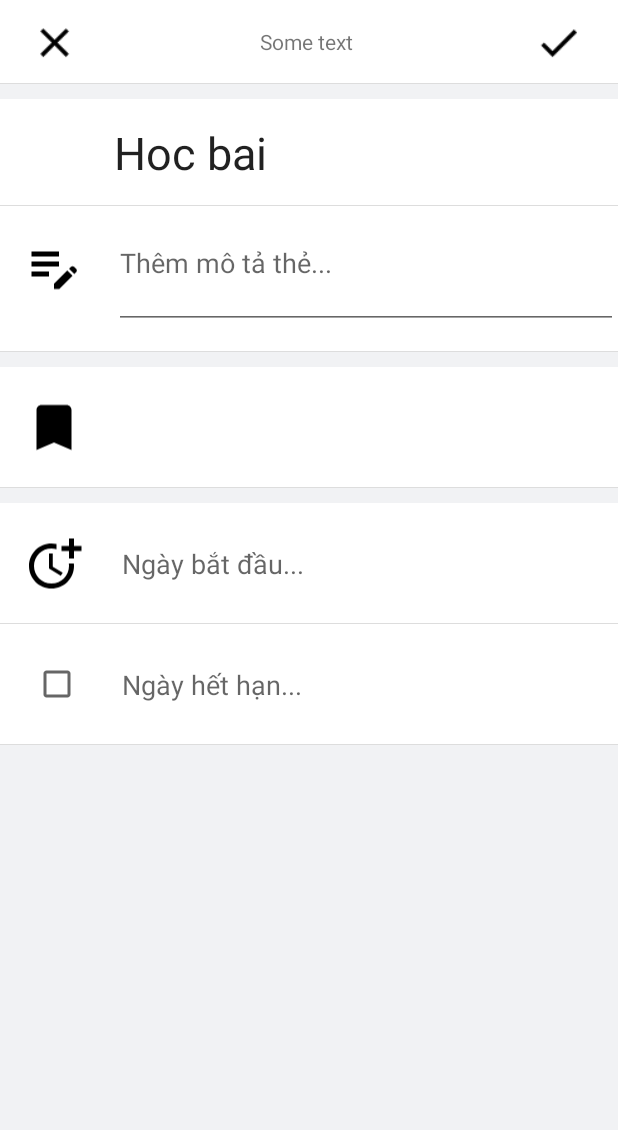
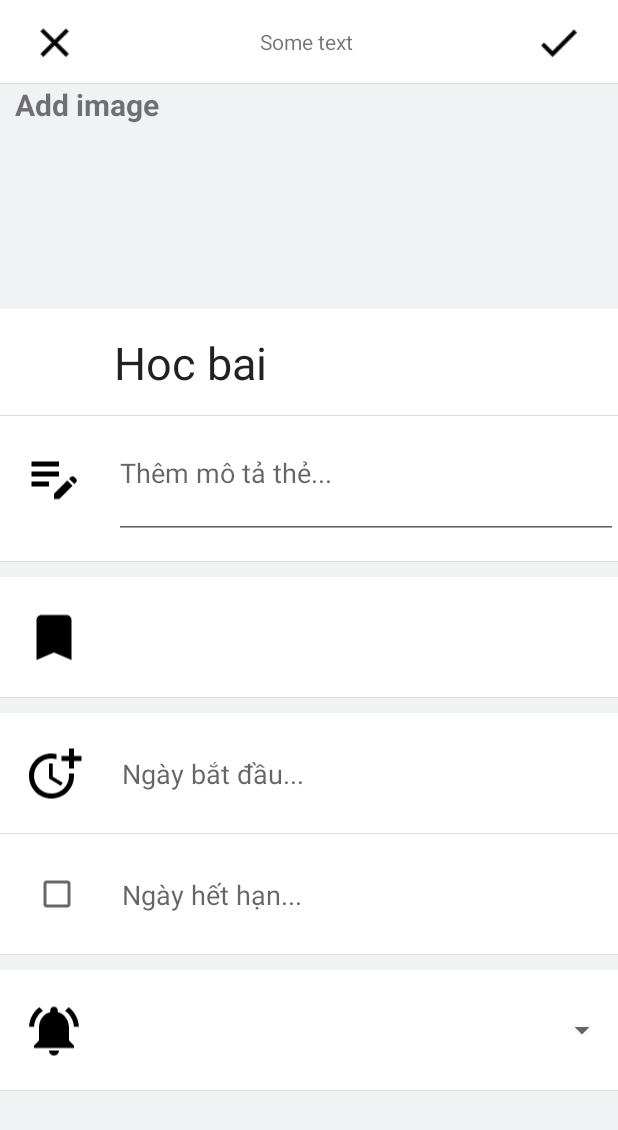
Before and after one commit to leequanno1/Task-manager-mobile-app, an Android app: the layout activity_task_details.xml on its own in the app's theme, with its tools: preview values and no code run, on a phone screen of 412 x 824 dp. Shown: the top 1130 px of the screen. Run offline under Robolectric (Android 15) with nearby library versions, the phone set to English and light mode, and no system bars.

Commit message:
checkout before merge

```diff
--- a/app/src/main/java/com/example/taskmanagerment/BoardActivity.java
+++ b/app/src/main/java/com/example/taskmanagerment/BoardActivity.java
@@ -23,6 +23,7 @@ import java.util.List;
 
 public class BoardActivity extends AppCompatActivity {
 
+    public static final int MODIFY_TASK_REQUEST = 1;
     private ImageView goBackButton, moreOptionsButtonOfBoard, notificationButtonOfBoard;
     private ImageView filterButtonOfBoard, confirmEditTitleName, closeEnterTitleName;
     private EditText projectTitleEdt, filterEdt;
@@ -184,7 +185,7 @@ public class BoardActivity extends AppCompatActivity {
     @Override
     protected void onActivityResult(int requestCode, int resultCode, Intent data) {
         super.onActivityResult(requestCode, resultCode, data);
-        if(requestCode == 1 ){
+        if(requestCode == MODIFY_TASK_REQUEST ){
             if(resultCode == RESULT_CANCELED) {
                 // doing nothing...
             }
@@ -192,6 +193,7 @@ public class BoardActivity extends AppCompatActivity {
                 // find the group has id == ? and task has id = ? and replace it.
                 Task task = (Task) data.getSerializableExtra("task");
                 replaceSameIDTask(task);
+                groupHorizontalRecyclerView.getAdapter().notifyDataSetChanged();
             }
         }
     }
--- a/app/src/main/java/com/example/taskmanagerment/HomeActivity.java
+++ b/app/src/main/java/com/example/taskmanagerment/HomeActivity.java
@@ -173,8 +173,7 @@ public class HomeActivity extends AppCompatActivity {
     @Override
     public void onCreateContextMenu(ContextMenu menu, View v, ContextMenu.ContextMenuInfo menuInfo) {
         super.onCreateContextMenu(menu, v, menuInfo);
-        MenuInflater inflater = getMenuInflater();
-        inflater.inflate(R.menu.context_menu_for_board_item, menu);
+        getMenuInflater().inflate(R.menu.context_menu_for_board_item, menu);
     }
 
     @Override
--- a/app/src/main/java/com/example/taskmanagerment/models/Task.java
+++ b/app/src/main/java/com/example/taskmanagerment/models/Task.java
@@ -12,6 +12,7 @@ public class Task implements Serializable {
     private Date completedAt;
     private String description;
     private String imageURL;
+//    private int notifyWhen;
 
     public Task(int taskID, int groupID, String taskName, Date createdAt, Date deadline, Date completedAt, String description, String imageURL) {
         this.taskID = taskID;
--- a/app/src/main/java/com/example/taskmanagerment/services/ColorListViewAdapter.java
+++ b/app/src/main/java/com/example/taskmanagerment/services/ColorListViewAdapter.java
@@ -64,6 +64,7 @@ public class ColorListViewAdapter extends ArrayAdapter<String> {
                     chkColorSelected.setChecked(true);
                     chkColorSelected.setVisibility(View.VISIBLE);
                     selectedCheckBox = chkColorSelected;
+                    selectedColor = ((TextView) view).getText().toString();
                 } else {
                     selectedCheckBox.setChecked(!selectedCheckBox.isChecked());
                     selectedCheckBox.setVisibility(selectedCheckBox.isChecked()?View.VISIBLE:View.INVISIBLE);
--- a/app/src/main/java/com/example/taskmanagerment/services/TaskGroupAdapter.java
+++ b/app/src/main/java/com/example/taskmanagerment/services/TaskGroupAdapter.java
@@ -3,6 +3,7 @@ import android.content.Context;
 import android.view.LayoutInflater;
 import android.view.View;
 import android.view.ViewGroup;
+import android.widget.AdapterView;
 import android.widget.ArrayAdapter;
 
 import androidx.annotation.NonNull;
--- a/app/src/main/res/layout/activity_task_details.xml
+++ b/app/src/main/res/layout/activity_task_details.xml
@@ -4,46 +4,50 @@
     xmlns:tools="http://schemas.android.com/tools"
     android:layout_width="match_parent"
     android:layout_height="match_parent"
-    tools:context=".TaskDetails"
-    android:background="@color/app_background">
+    android:background="@color/app_background"
+    tools:context=".TaskDetails">
 
     <androidx.appcompat.widget.Toolbar
         android:id="@+id/toolbar"
         android:layout_width="match_parent"
         android:layout_height="wrap_content"
         android:background="@drawable/shape_row_container"
+        android:gravity="center"
         android:minHeight="?attr/actionBarSize"
         android:theme="?attr/actionBarTheme"
         app:layout_constraintEnd_toEndOf="parent"
         app:layout_constraintStart_toStartOf="parent"
-        app:layout_constraintTop_toTopOf="parent"
-        android:gravity="center">
+        app:layout_constraintTop_toTopOf="parent">
+
         <LinearLayout
             android:layout_width="match_parent"
             android:layout_height="wrap_content">
+
             <ImageButton
                 android:id="@+id/taskDetailCancel"
                 android:layout_width="40dp"
                 android:layout_height="40dp"
-                android:src="@drawable/baseline_clear"
                 android:background="@android:color/transparent"
                 android:scaleX="1.25"
-                android:scaleY="1.25"/>
+                android:scaleY="1.25"
+                android:src="@drawable/baseline_clear" />
+
             <TextView
                 android:layout_width="match_parent"
                 android:layout_height="match_parent"
                 android:layout_weight="1"
-                android:text="Some text"
-                android:gravity="center"/>
+                android:gravity="center"
+                android:text="Some text" />
+
             <ImageButton
                 android:id="@+id/taskDetailConfirm"
                 android:layout_width="40dp"
                 android:layout_height="40dp"
-                android:src="@drawable/baseline_check"
+                android:layout_marginRight="20dp"
                 android:background="@android:color/transparent"
                 android:scaleX="1.25"
                 android:scaleY="1.25"
-                android:layout_marginRight="20dp"/>
+                android:src="@drawable/baseline_check" />
         </LinearLayout>
 
     </androidx.appcompat.widget.Toolbar>
@@ -52,35 +56,54 @@
     <TableLayout
         android:layout_width="match_parent"
         android:layout_height="wrap_content"
-        android:layout_marginTop="10dp"
         android:stretchColumns="1"
         app:layout_constraintEnd_toEndOf="parent"
         app:layout_constraintHorizontal_bias="0.0"
         app:layout_constraintStart_toStartOf="parent"
         app:layout_constraintTop_toBottomOf="@+id/toolbar">
 
+        <RelativeLayout
+            android:layout_width="match_parent"
+            android:layout_height="match_parent">
+            <ImageView
+                android:id="@+id/backgroundImage"
+                android:layout_width="match_parent"
+                android:layout_height="140dp"/>
+
+            <TextView
+                android:id="@+id/addBackgroundImage"
+                android:layout_width="match_parent"
+                android:layout_height="wrap_content"
+                android:paddingHorizontal="10dp"
+                android:text="Add image"
+                android:textSize="20dp"
+                android:textStyle="bold" />
+        </RelativeLayout>
+
         <TableRow
             android:layout_width="match_parent"
             android:layout_height="match_parent"
-            android:paddingVertical="15dp"
+            android:layout_marginTop="10dp"
             android:background="@drawable/shape_row_container"
-            >
+            android:paddingVertical="15dp">
+
             <EditText
                 android:id="@+id/taskTitle"
                 android:layout_width="wrap_content"
                 android:layout_height="wrap_content"
+                android:layout_column="1"
+                android:background="@android:color/transparent"
+                android:inputType="text"
                 android:text="Hoc bai"
-                android:textSize="30dp"
-                android:inputType="text"
-                android:background="@android:color/transparent"
-                android:layout_column="1"/>
+                android:textSize="30dp" />
         </TableRow>
+
         <TableRow
             android:layout_width="match_parent"
             android:layout_height="match_parent"
-            android:paddingVertical="15dp"
+            android:layout_marginBottom="10dp"
             android:background="@drawable/shape_row_container"
-            android:layout_marginBottom="10dp">
+            android:paddingVertical="15dp">
 
             <ImageView
                 android:id="@+id/imageView2"
@@ -104,9 +127,9 @@
         <TableRow
             android:layout_width="match_parent"
             android:layout_height="match_parent"
-            android:paddingVertical="15dp"
+            android:layout_marginBottom="10dp"
             android:background="@drawable/shape_row_container"
-            android:layout_marginBottom="10dp">
+            android:paddingVertical="15dp">
 
             <ImageView
                 android:id="@+id/imageView3"
@@ -116,15 +139,14 @@
                 android:layout_marginRight="20dp"
                 android:src="@drawable/baseline_bookmark" />
 
-            <com.google.android.flexbox.FlexboxLayout
+            <com.google.android.flexbox.FlexboxLayout xmlns:android="http://schemas.android.com/apk/res/android"
+                xmlns:app="http://schemas.android.com/apk/res-auto"
                 android:id="@+id/tagFlexbox"
-                xmlns:android="http://schemas.android.com/apk/res/android"
-                xmlns:app="http://schemas.android.com/apk/res-auto"
                 android:layout_width="1dp"
                 android:layout_height="wrap_content"
                 android:layout_gravity="center_vertical"
-                app:flexWrap="wrap"
-                app:alignItems="center">
+                app:alignItems="center"
+                app:flexWrap="wrap">
 
             </com.google.android.flexbox.FlexboxLayout>
         </TableRow>
@@ -132,8 +154,8 @@
         <TableRow
             android:layout_width="match_parent"
             android:layout_height="match_parent"
-            android:paddingVertical="15dp"
-            android:background="@drawable/shape_row_container">
+            android:background="@drawable/shape_row_container"
+            android:paddingVertical="15dp">
 
             <ImageView
                 android:id="@+id/imageView4"
@@ -144,53 +166,54 @@
                 android:src="@drawable/baseline_more_time" />
 
             <TextView
-                android:clickable="true"
                 android:id="@+id/beginTime"
                 android:layout_width="match_parent"
                 android:layout_height="50dp"
+                android:clickable="true"
                 android:ems="10"
                 android:gravity="center_vertical"
-                android:textSize="18dp"
+                android:hint="@string/begin_day"
                 android:paddingLeft="5dp"
-                android:hint="@string/begin_day" />
+                android:textSize="18dp" />
         </TableRow>
 
         <TableRow
             android:layout_width="match_parent"
             android:layout_height="match_parent"
-            android:paddingVertical="15dp"
+            android:layout_marginBottom="10dp"
             android:background="@drawable/shape_row_container"
-            android:layout_marginBottom="10dp">
+            android:paddingVertical="15dp">
 
             <CheckBox
                 android:id="@+id/chkIsCompleted"
                 android:layout_width="match_parent"
                 android:layout_height="match_parent"
-                android:visibility="visible"
+                android:layout_column="0"
                 android:layout_gravity="center"
-                android:layout_column="0"/>
+                android:visibility="visible" />
 
             <TextView
-                android:clickable="true"
                 android:id="@+id/deadlineTime"
                 android:layout_width="match_parent"
                 android:layout_height="50dp"
+                android:layout_column="1"
+                android:clickable="true"
                 android:ems="10"
                 android:gravity="center_vertical"
-                android:textSize="18dp"
+                android:hint="@string/deadline_day"
                 android:paddingLeft="5dp"
-                android:hint="@string/deadline_day"
-                android:layout_column="1"/>
+                android:textSize="18dp" />
 
         </TableRow>
+
         <TableRow
             android:id="@+id/notifyContainer"
             android:layout_width="match_parent"
             android:layout_height="match_parent"
+            android:layout_marginBottom="10dp"
+            android:background="@drawable/shape_row_container"
             android:paddingVertical="15dp"
-            android:background="@drawable/shape_row_container"
-            android:layout_marginBottom="10dp"
-            android:visibility="gone">
+            android:visibility="visible">
 
             <ImageView
                 android:layout_width="40dp"
@@ -200,16 +223,16 @@
                 android:src="@drawable/baseline_notifications_active" />
 
             <Spinner
-                android:clickable="true"
                 android:id="@+id/notificationAt"
                 android:layout_width="match_parent"
                 android:layout_height="50dp"
+                android:layout_column="1"
+                android:clickable="true"
                 android:ems="10"
                 android:gravity="center_vertical"
-                android:textSize="18dp"
+                android:hint="@string/deadline_day"
                 android:paddingLeft="5dp"
-                android:hint="@string/deadline_day"
-                android:layout_column="1"/>
+                android:textSize="18dp" />
 
         </TableRow>
     </TableLayout>
--- a/app/src/main/res/layout/task_group.xml
+++ b/app/src/main/res/layout/task_group.xml
@@ -170,7 +170,7 @@
                 android:paddingVertical="5dp"
                 android:text="+ Add task"
                 android:textAllCaps="false"
-                android:textColor="#0c66e1"
+                android:textColor="@color/blue_primary"
                 android:textSize="23dp"
                 android:textStyle="bold" />
         </LinearLayout>
--- a/app/src/main/res/values/colors.xml
+++ b/app/src/main/res/values/colors.xml
@@ -16,4 +16,6 @@
     <color name="color8">#ccc</color>
     <color name="color9">#ccc</color>
     <color name="blue">#0865cc</color>
+    <color name="blue_primary">#0c66e1</color>
+    <color name="danger">#dc3545</color>
 </resources>
```
Also changed, not shown: app/src/main/java/com/example/taskmanagerment/EditTag.java (+35 -4 lines), app/src/main/java/com/example/taskmanagerment/SelectTag.java (+44 -0 lines), app/src/main/java/com/example/taskmanagerment/TaskDetails.java (+30 -5 lines), app/src/main/java/com/example/taskmanagerment/services/TagService.java (added, +95 -0 lines), app/src/main/res/layout/activity_edit_tag.xml (+13 -0 lines), app/src/main/res/layout/activity_select_tag.xml (+32 -13 lines).
